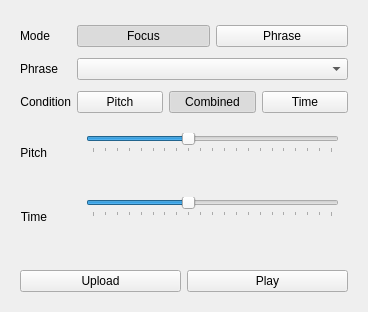
First picture: the form in vttHex/assets/MBOPP/mbopp.ui, repository domstoppable/vttHex, before the edit.
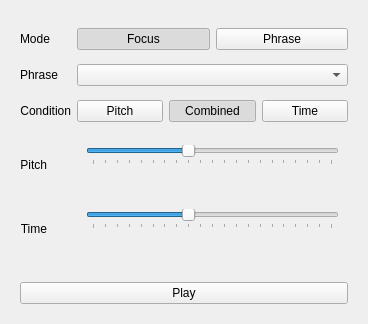
Second picture: the form after the edit.

The edit to the form file:
```diff
--- a/vttHex/assets/MBOPP/mbopp.ui
+++ b/vttHex/assets/MBOPP/mbopp.ui
@@ -7,7 +7,7 @@
     <x>0</x>
     <y>0</y>
     <width>368</width>
-    <height>312</height>
+    <height>324</height>
    </rect>
   </property>
   <property name="windowTitle">
@@ -323,13 +323,6 @@
    <item>
     <widget class="QWidget" name="widget_6" native="true">
      <layout class="QHBoxLayout" name="horizontalLayout_3">
-      <item>
-       <widget class="QPushButton" name="uploadButton">
-        <property name="text">
-         <string>Upload</string>
-        </property>
-       </widget>
-      </item>
       <item>
        <widget class="QPushButton" name="playButton">
         <property name="text">
```
